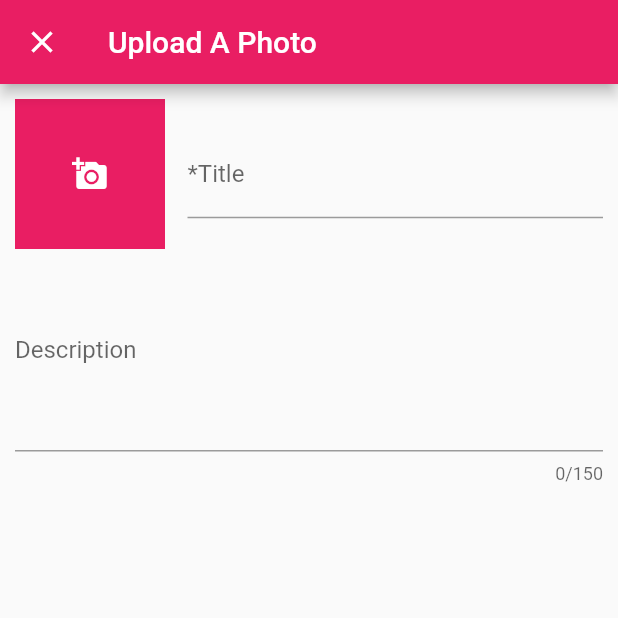
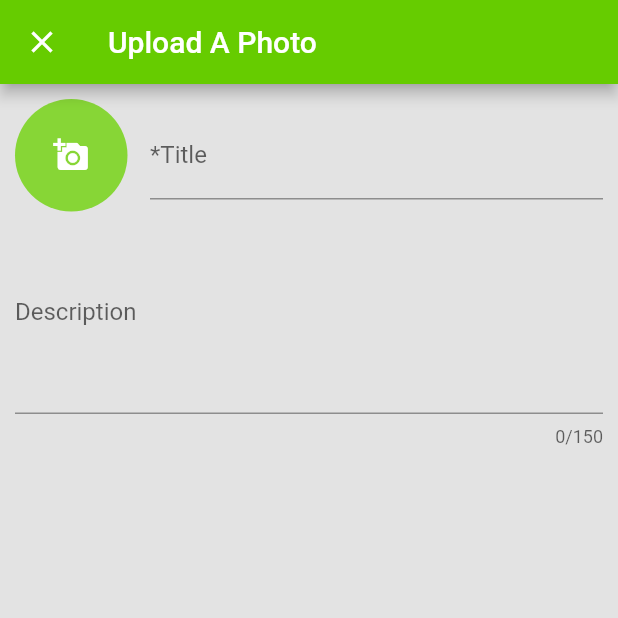
Before and after one commit to briblanch/photo_uploader, a Flutter app: the screen it shows after launch, after a tap on the "add" icon, on a phone screen of 412 x 824 dp, the top half of it. Run offline on Flutter 3.47's test engine with Material 2 defaults, Android fonts, the phone set to English and light mode, and no system bars; our stand-ins replace cloud_firestore, firebase_storage, image_picker; accounts and stored records are empty.

Commit message:
workiva theme

```diff
--- a/lib/src/app.dart
+++ b/lib/src/app.dart
@@ -1,4 +1,5 @@
 import 'package:flutter/material.dart';
+import 'package:photo_uploader/src/colors.dart';
 
 import 'package:photo_uploader/src/photo_list.dart';
 
@@ -6,12 +7,7 @@ class PhotoUploaderApp extends StatelessWidget {
   @override
   Widget build(BuildContext context) {
     return new MaterialApp(
-      theme: new ThemeData(
-        primarySwatch: Colors.pink,
-        accentColor: Colors.blueAccent,
-        brightness: Brightness.light,
-        cardColor: Colors.pink.shade50,
-      ),
+      theme: workivaTheme,
       home: new PhotoList(),
     );
   }
--- /dev/null
+++ b/lib/src/colors.dart
@@ -0,0 +1,15 @@
+import 'package:flutter/material.dart';
+
+final workivaGreen = new Color(0xFF66CC00);
+final accentGreen = new Color(0xFFA85d633);
+final workivaCards = new Color(0xFFCBCBCB);
+final canvasColor = new Color(0xFFE3E3E3);
+
+final workivaTheme = new ThemeData(
+  primaryColor: workivaGreen,
+  primaryColorBrightness: Brightness.dark,
+  canvasColor: canvasColor,
+  accentColor: accentGreen,
+  accentColorBrightness: Brightness.dark,
+  cardColor: workivaCards,
+);
--- a/lib/src/uploader.dart
+++ b/lib/src/uploader.dart
@@ -58,27 +58,26 @@ class _PhotoUploaderState extends State<PhotoUploader> {
     });
 
     // Dismiss this widget
-    Navigator.pop(context);
+    Navigator.pop(context, true);
   }
 
   Widget _buildPhotoBox() {
-    return new DecoratedBox(
-      decoration: new BoxDecoration(color: Theme.of(context).primaryColor),
-      child: new SizedBox(
-        width: 100.0,
-        height: 100.0,
+    return new Container(
+        width: 75.0,
+        height: 75.0,
+        child: new Material(
+          color: Theme.of(context).accentColor,
+          shape: new CircleBorder(),
           child: _photo != null
               ? new Center(child: new Image.file(_photo))
               : new IconButton(
-                color: Theme.of(context).accentColor,
+                  color: Colors.white,
                   onPressed: _onChooseImage,
                   icon: new Icon(
                     Icons.add_a_photo,
-                  color: Colors.white,
                   ),
                 ),
-      ),
-    );
+        ));
   }
 
   Widget _buildTitleField() {
```
Also changed, not shown: lib/src/photo_list.dart (+10 -3 lines). Lines whose indentation alone changed are shown as unchanged.
